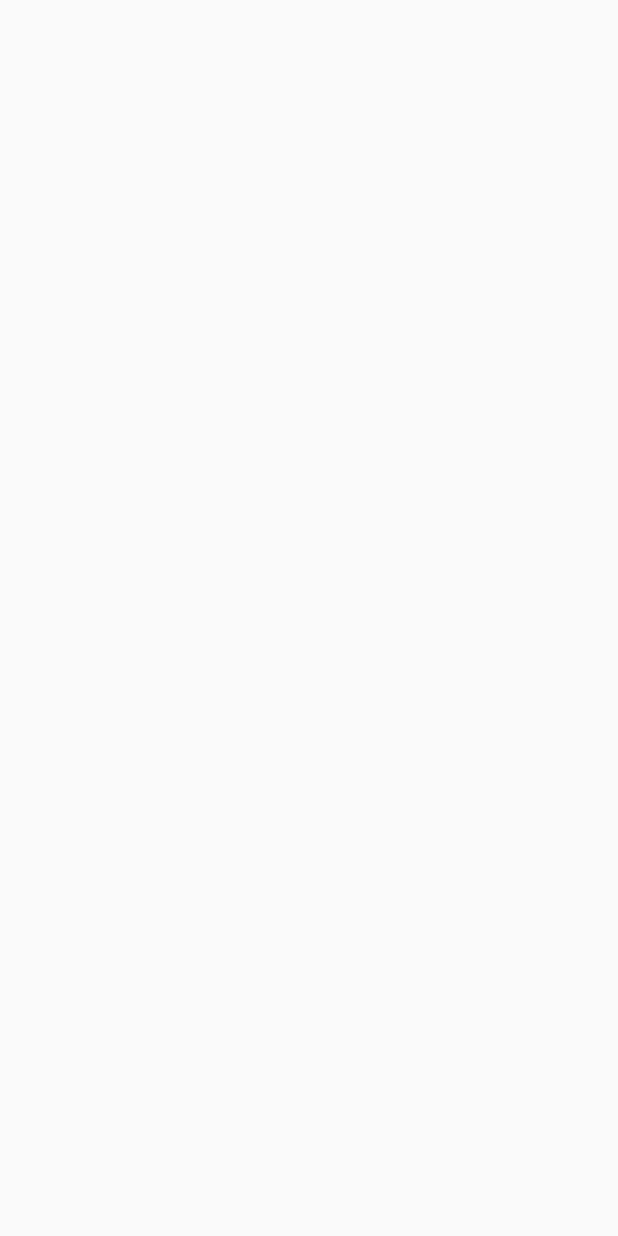
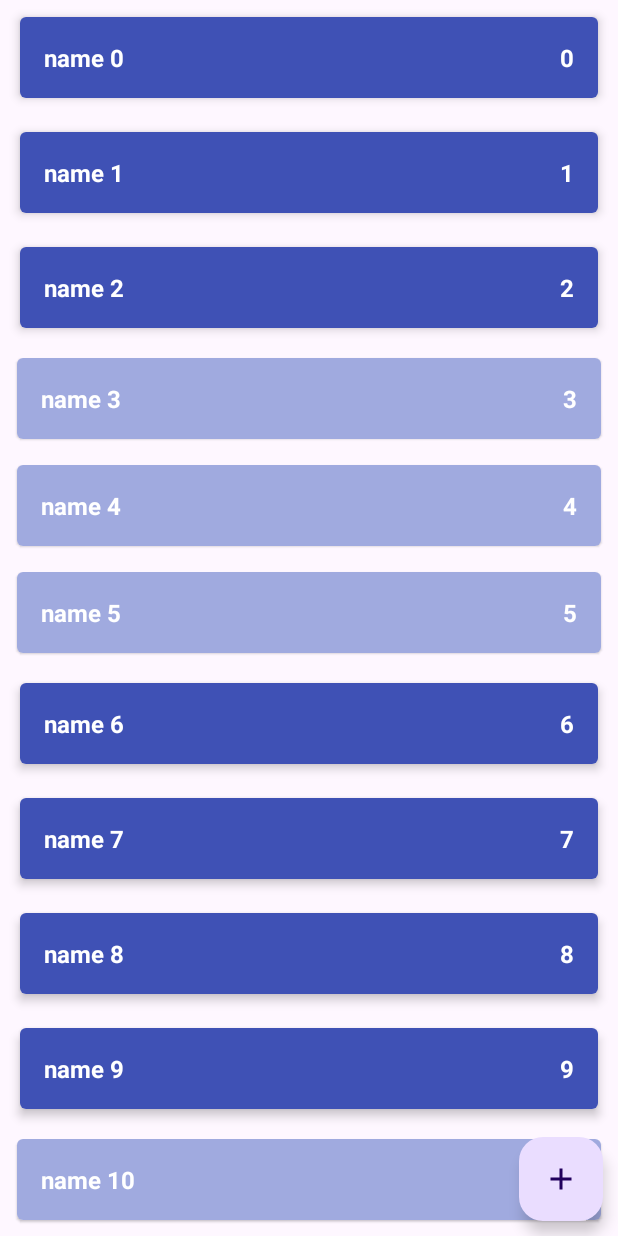
Before and after one commit to stanislavtushinsky/ShopList, an Android app built with Jetpack Compose: the screen it shows after launch (MainActivity), on a phone screen of 412 x 824 dp. Before the commit the screen is empty. Run offline under Robolectric (Android 15) with nearby library versions, the phone set to English and light mode, and no system bars.

Commit message:
Add recyclerview (adapter, working with viewholder pool)

```diff
--- a/app/build.gradle.kts
+++ b/app/build.gradle.kts
@@ -56,9 +56,6 @@ dependencies {
     implementation("androidx.lifecycle:lifecycle-runtime-ktx:2.7.0")
     implementation("androidx.activity:activity-compose:1.8.2")
     implementation(platform("androidx.compose:compose-bom:2023.08.00"))
-    implementation("androidx.compose.ui:ui")
-    implementation("androidx.compose.ui:ui-graphics")
-    implementation("androidx.compose.ui:ui-tooling-preview")
     implementation("androidx.compose.material3:material3")
     implementation("com.google.android.material:material:1.11.0")
     testImplementation("junit:junit:4.13.2")
@@ -66,8 +63,6 @@ dependencies {
     androidTestImplementation("androidx.test.espresso:espresso-core:3.5.1")
     androidTestImplementation(platform("androidx.compose:compose-bom:2023.08.00"))
     androidTestImplementation("androidx.compose.ui:ui-test-junit4")
-    debugImplementation("androidx.compose.ui:ui-tooling")
-    debugImplementation("androidx.compose.ui:ui-test-manifest")
     implementation("androidx.constraintlayout:constraintlayout:2.2.0-alpha13")
     implementation("androidx.recyclerview:recyclerview:1.3.2")
 }
--- a/app/src/main/AndroidManifest.xml
+++ b/app/src/main/AndroidManifest.xml
@@ -10,13 +10,13 @@
         android:label="@string/app_name"
         android:roundIcon="@mipmap/ic_launcher_round"
         android:supportsRtl="true"
-        android:theme="@style/Theme.ShopList"
+        android:theme="@style/Theme.Material3.DayNight"
         tools:targetApi="31">
         <activity
             android:name=".presentation.MainActivity"
             android:exported="true"
             android:label="@string/app_name"
-            android:theme="@style/Theme.ShopList">
+            android:theme="@style/Theme.Material3.DayNight">
             <intent-filter>
                 <action android:name="android.intent.action.MAIN" />
 
--- a/app/src/main/java/com/example/shoplist/data/ShopListRepositoryImpl.kt
+++ b/app/src/main/java/com/example/shoplist/data/ShopListRepositoryImpl.kt
@@ -4,13 +4,21 @@ import androidx.lifecycle.LiveData
 import androidx.lifecycle.MutableLiveData
 import com.example.shoplist.domain.ShopItem
 import com.example.shoplist.domain.ShopListRepository
+import kotlin.random.Random
 
 object ShopListRepositoryImpl: ShopListRepository {
 
-    private val shopList = mutableListOf<ShopItem>()
+    private val shopList = sortedSetOf<ShopItem>({o1, o2 -> o1.id.compareTo(o2.id)})
     private val shopListLD = MutableLiveData<List<ShopItem>>()
 
     private var autoIncrementId = 0
+
+    init{
+        for (i in 0 until 30){
+            val item = ShopItem("name $i", i, Random.nextBoolean())
+            addShopItem(item)
+        }
+    }
 
     override fun getShopList(): LiveData<List<ShopItem>> {
         return shopListLD
--- a/app/src/main/java/com/example/shoplist/domain/ShopItem.kt
+++ b/app/src/main/java/com/example/shoplist/domain/ShopItem.kt
@@ -2,7 +2,7 @@ package com.example.shoplist.domain
 
 data class ShopItem(
     val name: String,
-    val count: Int,
+    var count: Int,
     val enabled: Boolean,
     var id: Int = UNDEFINED_ID
 ){
--- a/app/src/main/java/com/example/shoplist/presentation/MainActivity.kt
+++ b/app/src/main/java/com/example/shoplist/presentation/MainActivity.kt
@@ -1,27 +1,42 @@
 package com.example.shoplist.presentation
 
+import android.content.ContentValues.TAG
 import android.os.Bundle
+import android.util.Log
 import androidx.activity.ComponentActivity
-import androidx.activity.compose.setContent
-import androidx.compose.foundation.layout.fillMaxSize
-import androidx.compose.material3.MaterialTheme
-import androidx.compose.material3.Surface
-import androidx.compose.material3.Text
-import androidx.compose.runtime.Composable
-import androidx.compose.ui.Modifier
-import androidx.compose.ui.tooling.preview.Preview
 import androidx.lifecycle.ViewModelProvider
-import com.example.shoplist.ui.theme.ShopListTheme
+import androidx.recyclerview.widget.RecyclerView
+import com.example.shoplist.R
+import com.example.shoplist.presentation.ShopListAdapter.Companion.MAX_PULL_SIZE
+import com.example.shoplist.presentation.ShopListAdapter.Companion.VIEW_TYPE_DISABLED
+import com.example.shoplist.presentation.ShopListAdapter.Companion.VIEW_TYPE_ENABLED
 
 class MainActivity : ComponentActivity() {
 
     private lateinit var viewModel: MainViewModel
+    private lateinit var adapter: ShopListAdapter
 
     override fun onCreate(savedInstanceState: Bundle?) {
         super.onCreate(savedInstanceState)
+        setContentView(R.layout.activity_main)
+        setupRVShopList()
         viewModel = ViewModelProvider(this)[MainViewModel::class.java]
         viewModel.shopListLD.observe(this){
-            TODO()
+            adapter.shopList = it
         }
     }
+
+    fun setupRVShopList(){
+        val rvShopList =  findViewById<RecyclerView>(R.id.rv_shop_list)
+        adapter = ShopListAdapter()
+        rvShopList.adapter = adapter
+        with(rvShopList){
+            Log.d(TAG, "setupRVShopList")
+            recycledViewPool.setMaxRecycledViews(VIEW_TYPE_ENABLED, MAX_PULL_SIZE)
+            recycledViewPool.setMaxRecycledViews(VIEW_TYPE_DISABLED, MAX_PULL_SIZE)
+        }
+
+    }
+
+
 }
--- /dev/null
+++ b/app/src/main/java/com/example/shoplist/presentation/ShopListAdapter.kt
@@ -0,0 +1,65 @@
+package com.example.shoplist.presentation
+
+import android.content.ContentValues.TAG
+import android.util.Log
+import android.view.LayoutInflater
+import android.view.View
+import android.view.ViewGroup
+import android.widget.TextView
+import androidx.recyclerview.widget.RecyclerView
+import com.example.shoplist.R
+import com.example.shoplist.domain.ShopItem
+
+class ShopListAdapter: RecyclerView.Adapter<ShopListAdapter.ShopListViewHolder>() {
+
+    var shopList = listOf<ShopItem>()
+        set(value){
+            field = value
+            notifyDataSetChanged()
+        }
+    override fun onCreateViewHolder(parent: ViewGroup, viewType: Int): ShopListViewHolder {
+        val layout = when(viewType){
+            VIEW_TYPE_DISABLED -> R.layout.item_shop_disabled
+            VIEW_TYPE_ENABLED -> R.layout.item_shop_enabled
+            else -> throw RuntimeException("Unknown viewType: $viewType")
+        }
+        val item = LayoutInflater.from(parent.context).inflate(layout,parent, false)
+        return ShopListViewHolder(item)
+        Log.d(TAG, "onCreateViewHolder")
+    }
+
+    override fun onBindViewHolder(holder: ShopListViewHolder, position: Int) {
+        val shopItem = shopList[position]
+        holder.itemName.text = shopItem.name
+        holder.itemCount.text = shopItem.count.toString()
+        holder.view.setOnLongClickListener{
+            false
+        }
+        Log.d(TAG, "onBindViewHolder")
+    }
+
+    override fun getItemCount(): Int {
+        return shopList.size
+    }
+
+    override fun getItemViewType(position: Int): Int {
+        val item = shopList[position]
+        return if(item.enabled){
+            VIEW_TYPE_ENABLED
+        } else {
+            VIEW_TYPE_DISABLED
+        }
+    }
+
+    class ShopListViewHolder(val view: View):RecyclerView.ViewHolder(view){
+        var itemName = view.findViewById<TextView>(R.id.tv_name)
+        val itemCount = view.findViewById<TextView>(R.id.tv_count)
+    }
+
+    companion object{
+        const val VIEW_TYPE_ENABLED = 1
+        const val VIEW_TYPE_DISABLED = 0
+
+        const val MAX_PULL_SIZE = 5
+    }
+}
--- a/app/src/main/res/layout/activity_main.xml
+++ b/app/src/main/res/layout/activity_main.xml
@@ -8,8 +8,8 @@
 
     <androidx.recyclerview.widget.RecyclerView
         android:id="@+id/rv_shop_list"
-        android:layout_width="0dp"
-        android:layout_height="0dp"
+        android:layout_width="match_parent"
+        android:layout_height="wrap_content"
         app:layout_constraintTop_toTopOf="parent"
         app:layout_constraintBaseline_toBottomOf="parent"
         app:layout_constraintEnd_toEndOf="parent"
@@ -19,13 +19,13 @@
     <com.google.android.material.floatingactionbutton.FloatingActionButton
         android:layout_width="wrap_content"
         android:layout_height="wrap_content"
-        android:layout_marginEnd="388dp"
         android:clickable="true"
+        android:layout_marginBottom="10dp"
+        android:layout_marginEnd="10dp"
         android:contentDescription="Add new shop item"
         android:focusable="true"
-        app:layout_constraintBaseline_toBottomOf="parent"
+        android:src="@drawable/add"
         app:layout_constraintEnd_toEndOf="parent"
-        tools:layout_editor_absoluteY="0dp"
-        android:src="@drawable/add"/>
+        app:layout_constraintBottom_toBottomOf="parent"/>
 
 </androidx.constraintlayout.widget.ConstraintLayout>
--- a/app/src/main/res/layout/item_shop_disabled.xml
+++ b/app/src/main/res/layout/item_shop_disabled.xml
@@ -15,7 +15,7 @@
     <LinearLayout
         android:layout_width="match_parent"
         android:layout_height="wrap_content"
-        android:background="#7A83B5"
+        android:background="#A0AADF"
         android:orientation="horizontal"
         android:padding="16dp">
 
--- a/app/src/main/res/layout/item_shop_enabled.xml
+++ b/app/src/main/res/layout/item_shop_enabled.xml
@@ -27,7 +27,7 @@
             android:textColor="@color/white"
             android:textSize="16sp"
             android:textStyle="bold"
-            tools:text="paper"/>
+            android:text="paper"/>
 
         <TextView
             android:id="@+id/tv_count"
```
